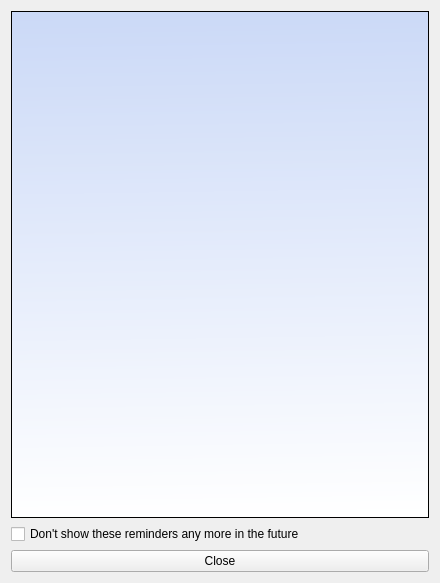
hheld/JustDoIt, file Reminder.ui: the form before one commit.
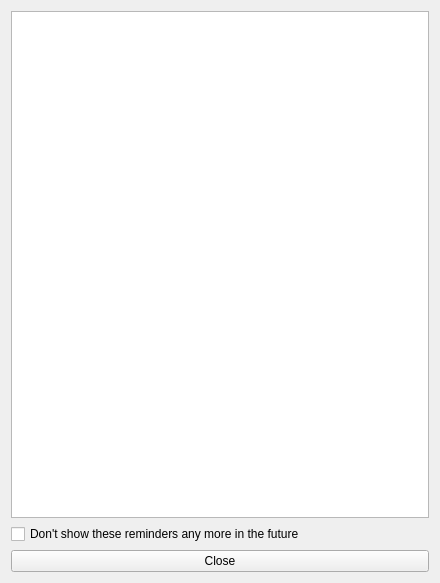
The form after the commit. Icons and pictures are not drawn.

Commit message: Forgot previously to disable the style sheet for the reminder window, did that now.

Diff of the .ui file:
```diff
--- a/Reminder.ui
+++ b/Reminder.ui
@@ -39,7 +39,7 @@
    <item row="0" column="0">
     <widget class="QTableView" name="tableView">
      <property name="styleSheet">
-      <string notr="true">QTableView
+      <string notr="true">/*QTableView
 {
 	background-color: qlineargradient(spread:pad, x1:0.51, y1:0, x2:0.523333, y2:1, stop:0 rgba(203, 217, 247, 255), stop:1 rgba(255, 255, 255, 255));
 	
@@ -56,7 +56,7 @@
      padding-right: 4px;
      padding-bottom: 4px;
      border: 1px solid #6c6c6c;
- }</string>
+ }*/</string>
      </property>
      <property name="editTriggers">
       <set>QAbstractItemView::NoEditTriggers</set>
```
